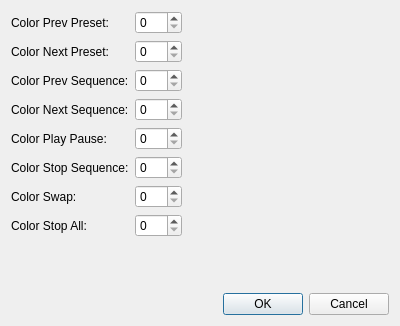
Qt form widgets/drumpadsettingsdialog.ui (0xFEEDC0DE64/DrumMachine) before a commit.
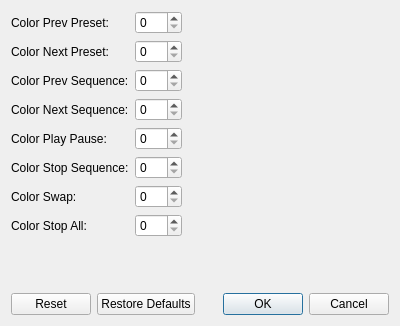
The same form after that commit.

What changed in the file:
```diff
--- a/widgets/drumpadsettingsdialog.ui
+++ b/widgets/drumpadsettingsdialog.ui
@@ -296,7 +296,7 @@
       <enum>Qt::Horizontal</enum>
      </property>
      <property name="standardButtons">
-      <set>QDialogButtonBox::Cancel|QDialogButtonBox::Ok</set>
+      <set>QDialogButtonBox::Cancel|QDialogButtonBox::Ok|QDialogButtonBox::Reset|QDialogButtonBox::RestoreDefaults</set>
      </property>
     </widget>
    </item>
```
